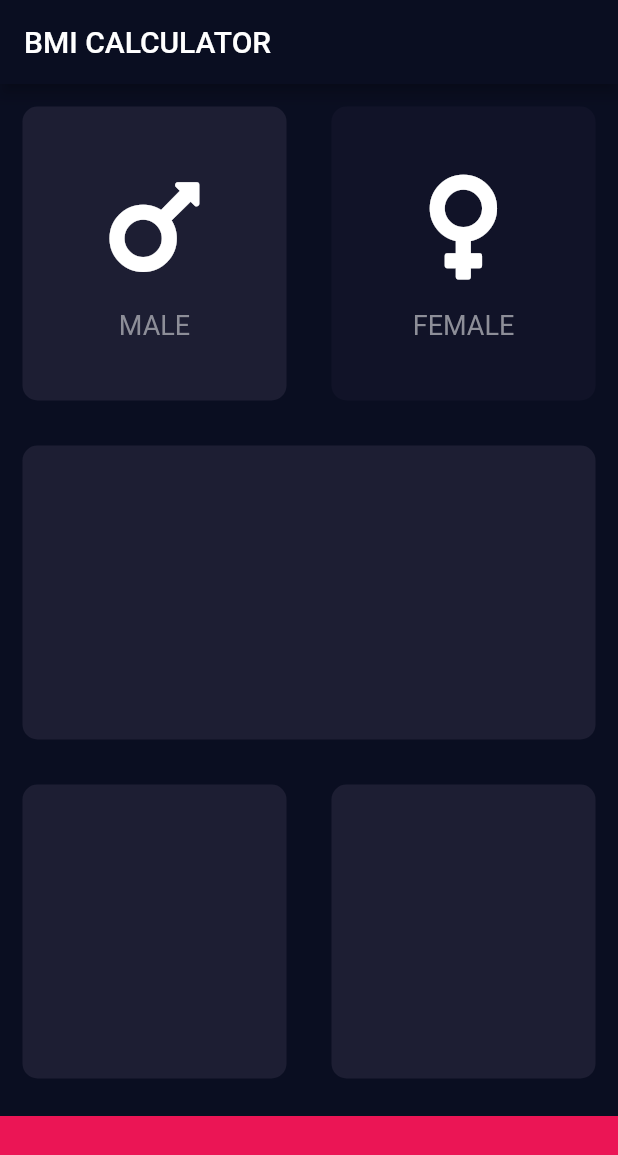
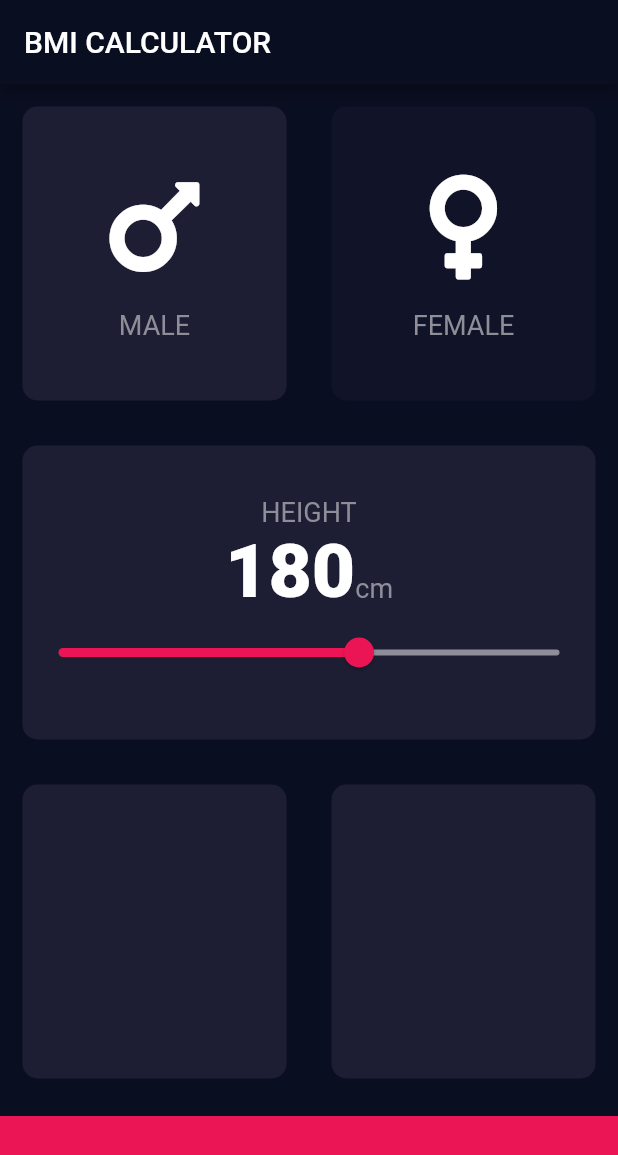
Before and after one commit to mikealfandre/bmi-calculator, a Flutter app: the screen it shows after launch, after a tap on "MALE", on a phone screen of 412 x 824 dp. Shown: the top 1155 px of the screen. Run offline on Flutter 3.47's test engine with Material 2 defaults, Android fonts, the phone set to English and light mode, and no system bars; our stand-ins replace font_awesome_flutter.

Commit message:
Added slider widget and constants file

```diff
--- /dev/null
+++ b/lib/constants.dart
@@ -0,0 +1,16 @@
+import 'package:flutter/material.dart';
+
+const kLabelTextStyle = TextStyle(
+  fontSize: 18.0,
+  color: Color(0xFF8D8E98),
+);
+
+const kFatTextStyle = TextStyle(
+  fontSize: 50.0,
+  fontWeight: FontWeight.w900,
+);
+
+const kCardColor = Color(0xFF1D1E33);
+const kInactiveCardColor = Color(0xFF111328);
+const kBottomContainerColor = Color(0xFFEB1555);
+const kBottomContainerHeight = 80.0;
--- a/lib/input_page.dart
+++ b/lib/input_page.dart
@@ -2,11 +2,12 @@ import "package:flutter/material.dart";
 import "package:font_awesome_flutter/font_awesome_flutter.dart";
 import "reusable_card.dart";
 import "icon_content.dart";
+import "constants.dart";
 
-const cardColor = Color(0xFF1D1E33);
-const inactiveCardColor = Color(0xFF111328);
-const bottomContainerColor = Color(0xFFEB1555);
-const bottomContainerHeight = 80.0;
+enum Gender {
+  male,
+  female,
+}
 
 class InputPage extends StatefulWidget {
   @override
@@ -14,26 +15,8 @@ class InputPage extends StatefulWidget {
 }
 
 class _InputPageState extends State<InputPage> {
-  Color maleCardColor = inactiveCardColor;
-  Color femaleCardColor = inactiveCardColor;
-
-  void updateColor(int gender) {
-    if (gender == 1) {
-      if (maleCardColor == inactiveCardColor) {
-        maleCardColor = cardColor;
-      } else {
-        maleCardColor = inactiveCardColor;
-      }
-    } else {
-      if (gender == 2) {
-        if (femaleCardColor == inactiveCardColor) {
-          femaleCardColor = cardColor;
-        } else {
-          femaleCardColor = inactiveCardColor;
-        }
-      }
-    }
-  }
+  Gender selectedGender;
+  int height = 180;
 
   @override
   Widget build(BuildContext context) {
@@ -42,19 +25,21 @@ class _InputPageState extends State<InputPage> {
           title: Text('BMI CALCULATOR'),
         ),
         body: Column(
+          crossAxisAlignment: CrossAxisAlignment.stretch,
           children: <Widget>[
             Expanded(
               child: Row(
                 children: <Widget>[
                   Expanded(
-                    child: GestureDetector(
-                      onTap: () {
+                    child: ReusableCard(
+                      onPress: () {
                         setState(() {
-                          updateColor(1);
+                          selectedGender = Gender.male;
                         });
                       },
-                      child: ReusableCard(
-                        color: maleCardColor,
+                      color: selectedGender == Gender.male
+                          ? kCardColor
+                          : kInactiveCardColor,
                       cardChild: IconContent(
                         cardIcon: Icon(
                           FontAwesomeIcons.mars,
@@ -64,16 +49,16 @@ class _InputPageState extends State<InputPage> {
                       ),
                     ),
                   ),
-                  ),
                   Expanded(
-                    child: GestureDetector(
-                      onTap: () {
+                    child: ReusableCard(
+                      onPress: () {
                         setState(() {
-                          updateColor(2);
+                          selectedGender = Gender.female;
                         });
                       },
-                      child: ReusableCard(
-                        color: femaleCardColor,
+                      color: selectedGender == Gender.female
+                          ? kCardColor
+                          : kInactiveCardColor,
                       cardChild: IconContent(
                         cardIcon: Icon(
                           FontAwesomeIcons.venus,
@@ -83,32 +68,67 @@ class _InputPageState extends State<InputPage> {
                       ),
                     ),
                   ),
-                  ),
                 ],
               ),
             ),
             Expanded(
               child: ReusableCard(
-                color: cardColor,
+                color: kCardColor,
+                cardChild: Column(
+                  mainAxisAlignment: MainAxisAlignment.center,
+                  children: <Widget>[
+                    Text(
+                      'HEIGHT',
+                      style: kLabelTextStyle,
+                    ),
+                    Row(
+                      mainAxisAlignment: MainAxisAlignment.center,
+                      crossAxisAlignment: CrossAxisAlignment.baseline,
+                      textBaseline: TextBaseline.alphabetic,
+                      children: <Widget>[
+                        Text(
+                          height.toString(),
+                          style: kFatTextStyle,
+                        ),
+                        Text(
+                          'cm',
+                          style: kLabelTextStyle,
+                        )
+                      ],
+                    ),
+                    Slider(
+                      value: height.toDouble(),
+                      min: 120.0,
+                      max: 220.0,
+                      activeColor: Color(0xFFEB1555),
+                      inactiveColor: Color(0xFF8D8E98),
+                      onChanged: (double newValue) {
+                        setState(() {
+                          height = newValue.round();
+                        });
+                      },
+                    ),
+                  ],
+                ),
               ),
             ),
             Expanded(
               child: Row(
                 children: <Widget>[
                   Expanded(
-                    child: ReusableCard(color: cardColor),
+                    child: ReusableCard(color: kCardColor),
                   ),
                   Expanded(
-                    child: ReusableCard(color: cardColor),
+                    child: ReusableCard(color: kCardColor),
                   ),
                 ],
               ),
             ),
             Container(
-              color: bottomContainerColor,
+              color: kBottomContainerColor,
               margin: EdgeInsets.only(top: 10.0),
               width: double.infinity,
-              height: bottomContainerHeight,
+              height: kBottomContainerHeight,
             )
           ],
         ));
--- a/lib/reusable_card.dart
+++ b/lib/reusable_card.dart
@@ -1,19 +1,23 @@
 import "package:flutter/material.dart";
 
 class ReusableCard extends StatelessWidget {
-  ReusableCard({@required this.color, this.cardChild});
+  ReusableCard({@required this.color, this.cardChild, this.onPress});
 
   final Color color;
   final Widget cardChild;
+  final Function onPress;
 
   @override
   Widget build(BuildContext context) {
-    return Container(
-      child: cardChild,
-      margin: EdgeInsets.all(15.0),
-      decoration: BoxDecoration(
-        color: color,
-        borderRadius: BorderRadius.circular(10.0),
+    return GestureDetector(
+      onTap: onPress,
+      child: Container(
+        child: cardChild,
+        margin: EdgeInsets.all(15.0),
+        decoration: BoxDecoration(
+          color: color,
+          borderRadius: BorderRadius.circular(10.0),
+        ),
       ),
     );
   }
```
Lines whose indentation alone changed are shown as unchanged.
